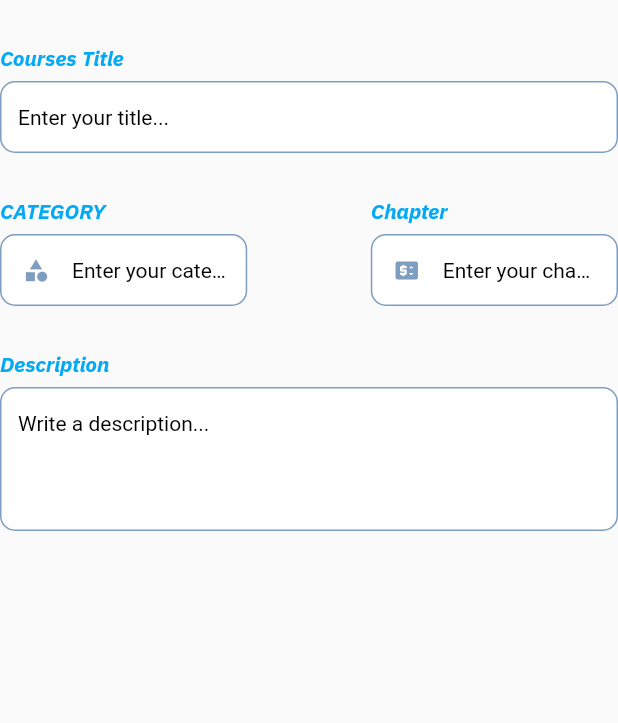
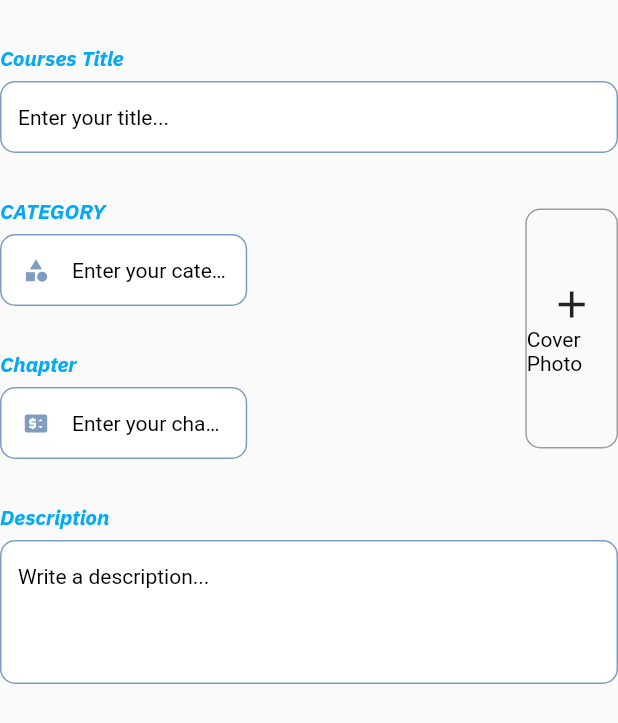
Before and after one commit to Khawar101/eduacation_flutter_web, a Flutter app: the UploadView_1 widget shown alone on an empty page, opened directly, on a phone screen of 412 x 824 dp. Shown: the top 723 px of the screen. Run offline on Flutter 3.47's test engine with Material 2 defaults, Android fonts, the phone set to English and light mode, and no system bars; our stand-ins replace cloud_firestore, firebase_auth, firebase_core, firebase_storage, fl_chart, google_fonts and 7 more; missing offline and left inert: dart:html, email_otp; accounts and stored records are empty; network calls fail.

Commit message:
up to da

```diff
--- a/lib/ui/dialogs/addQuestion.dart
+++ b/lib/ui/dialogs/addQuestion.dart
@@ -1,3 +1,5 @@
+// ignore_for_file: file_names
+
 import 'package:education_flutter_web/services/Model/CoursesModel.dart';
 import 'package:flutter/material.dart';
 import '../widgets/common/icon_text_field/icon_text_field.dart';
@@ -11,7 +13,8 @@ addQuestionAlert(context, questionCtrl, answerCtrl,List<FAQ> faq,
         'EQA question & answer',
       ),
       content: SizedBox(
-        height: 150,
+        height: 180,
+        width: 220,
         child: Column(
           children: [
             IconTextField(
--- a/lib/ui/views/courses/upload_courses/upload_view_1.dart
+++ b/lib/ui/views/courses/upload_courses/upload_view_1.dart
@@ -1,6 +1,8 @@
 // ignore_for_file: camel_case_types
 
+import 'package:education_flutter_web/ui/common/app_assets.dart';
 import 'package:education_flutter_web/ui/common/app_colors.dart';
+import 'package:education_flutter_web/ui/views/courses/upload_courses/widgets/dropAddBtn.dart';
 import 'package:flutter/material.dart';
 import 'package:google_fonts/google_fonts.dart';
 import 'package:stacked/stacked.dart';
@@ -53,6 +55,8 @@ class UploadView_1 extends StackedView<UploadCoursesViewModel> {
         Row(
           mainAxisAlignment: MainAxisAlignment.spaceBetween,
           children: [
+            Column(
+              children: [
                 IconTextField(
                   titleText: "CATEGORY",
                   icon: Icons.category,
@@ -67,6 +71,7 @@ class UploadView_1 extends StackedView<UploadCoursesViewModel> {
                   width: width / 2.5,
                   hintText: 'Enter your category...',
                 ),
+               const SizedBox(height: 30),
             IconTextField(
               titleText: "Chapter",
               controller: viewModel.chapterCtrl,
@@ -80,6 +85,10 @@ class UploadView_1 extends StackedView<UploadCoursesViewModel> {
               ),
               hintText: 'Enter your chapter...',
             ),
+             ],
+            ),
+                          coverBtn( 0, "", (){},context),
+
           ],
         ),
         const SizedBox(height: 30),
@@ -109,3 +118,45 @@ class UploadView_1 extends StackedView<UploadCoursesViewModel> {
   ) =>
       UploadCoursesViewModel();
 }
+
+
+Widget coverBtn( progress, url, fun,context) {
+  return InkWell(
+    onTap: fun,
+    child: Container(
+      decoration: BoxDecoration(
+          borderRadius: BorderRadius.circular(10),
+          image: url != ""
+              ?
+                   DecorationImage(image: NetworkImage(url), fit: BoxFit.cover)
+              : null,
+          border: Border.all(
+            color: Colors.grey,
+            width: 1,
+          )),
+      height: 160,
+    width: MediaQuery.of(context).size.width*0.15,
+      child: url == ""
+          ? Column(
+              crossAxisAlignment: CrossAxisAlignment.center,
+              mainAxisAlignment: MainAxisAlignment.center,
+              children: [
+                progress >= 3
+                    ? CircularProgressIndicator(
+                        value: progress / 100,
+                      )
+                    : Column(
+                        children: [
+                          const Icon(
+                            Icons.add,
+                            size: 30,
+                          ),
+                          Text("Cover Photo")
+                        ],
+                      ),
+              ],
+            )
+          : null,
+    ),
+  );
+}
```
Also changed, not shown: lib/ui/views/courses/courses_viewmodel.dart (+11 -6 lines). Lines whose indentation alone changed are shown as unchanged.
